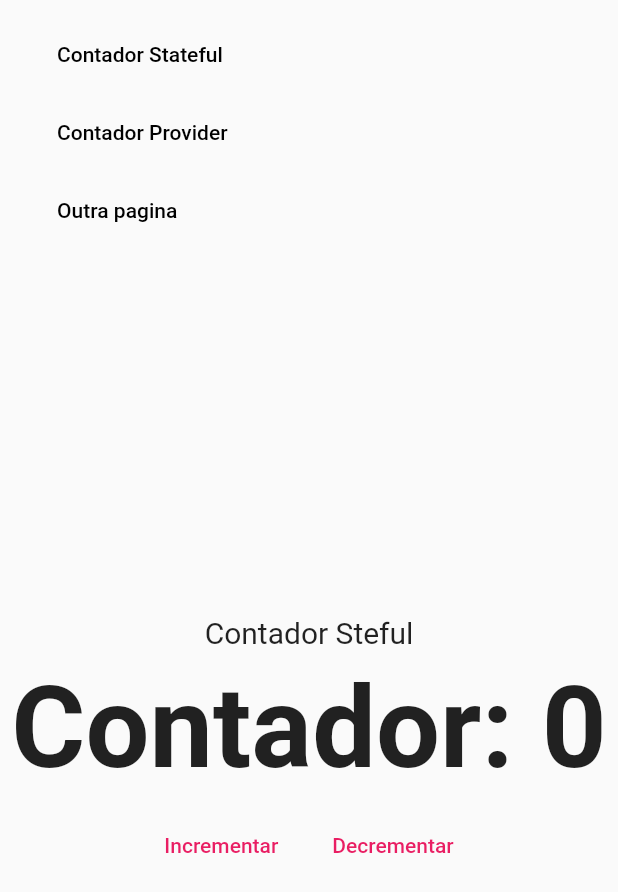
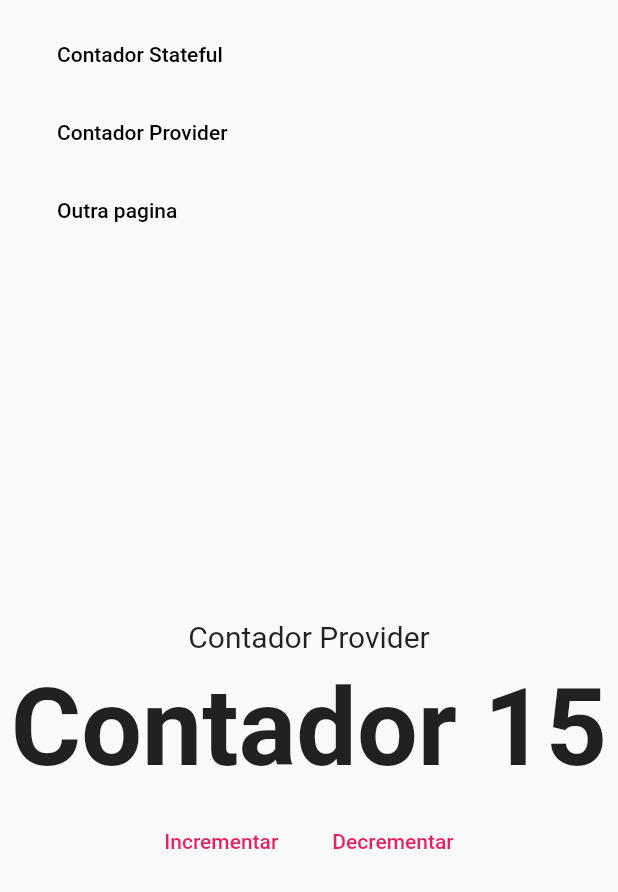
Before and after one commit to eliezerantonio/flutter-web, a Flutter app: the screen it shows after launch, after a tap on "Contador Provider", on a phone screen of 412 x 824 dp. Shown: the top 892 px of the screen. Run offline on Flutter 3.47's test engine with Material 2 defaults, Android fonts, the phone set to English and light mode, and no system bars; our stand-ins replace fluro, get_it.

Commit message:
outras rotas

```diff
--- a/contador/lib/router/router.dart
+++ b/contador/lib/router/router.dart
@@ -1,8 +1,11 @@
+import 'package:fluro/fluro.dart';
+
+import 'package:contador/ui/views/counter_provider_view.dart';
 import 'package:contador/ui/views/counter_view.dart';
-import 'package:fluro/fluro.dart';
 
 class Flurorouter {
   static final FluroRouter router = new FluroRouter();
+
   static void configureRoutes() {
     router.define(
       '/',
@@ -11,17 +14,22 @@
 
     router.define(
       '/stateful',
-      handler: _counterHandler,
+      handler: _statefulHandler,
     );
     router.define(
       '/provider',
-      handler: _counterHandler,
+      handler: _providerHandler,
     );
   }
 
   //handlers
-
   static Handler _counterHandler = new Handler(
     handlerFunc: (context, params) => CounterView(),
   );
+  static Handler _statefulHandler = new Handler(
+    handlerFunc: (context, params) => CounterView(),
+  );
+
+  static Handler _providerHandler =
+      new Handler(handlerFunc: (context, params) => CounterProviderView());
 }
--- a/contador/lib/ui/views/counter_provider_view.dart
+++ b/contador/lib/ui/views/counter_provider_view.dart
@@ -23,7 +23,6 @@
     return Column(
       mainAxisAlignment: MainAxisAlignment.center,
       children: [
-        CustomAppMenu(),
         Spacer(),
         Text(
           "Contador Provider",
```
